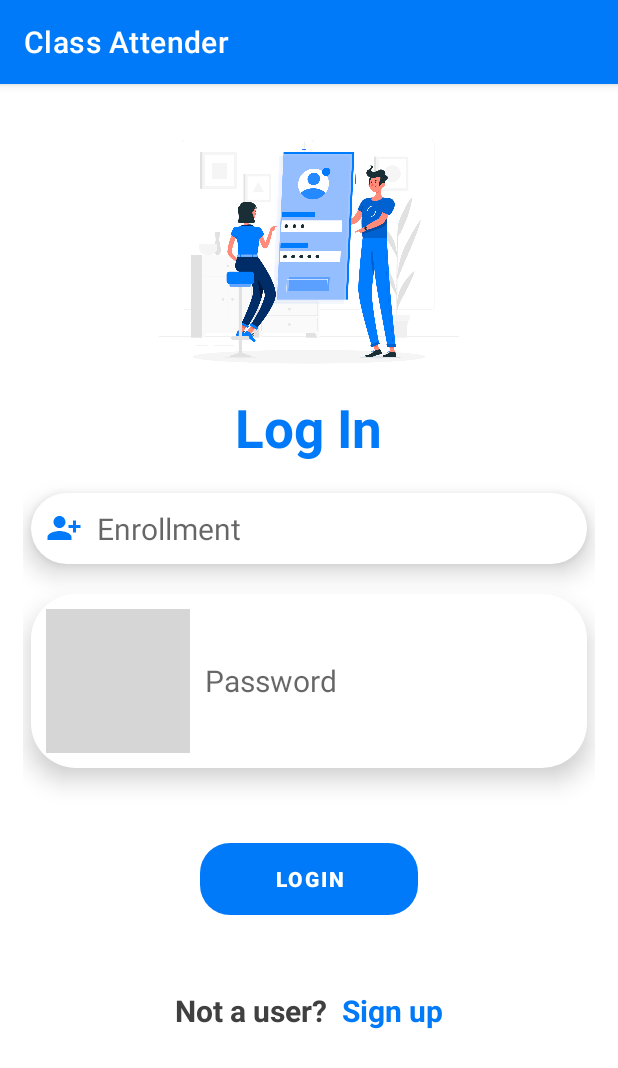
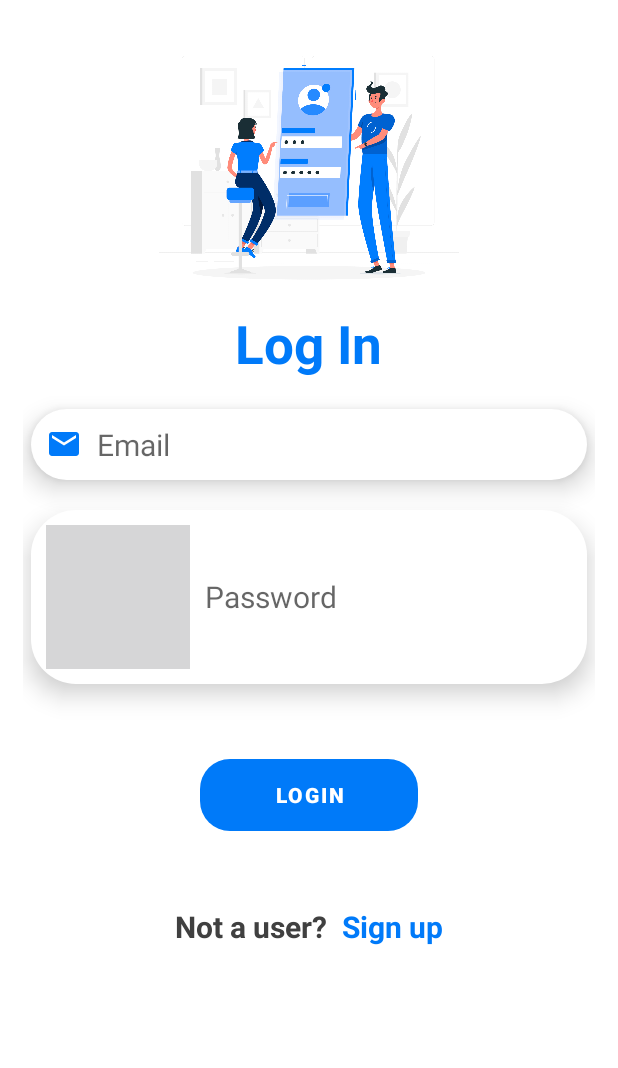
Before and after one commit to HarshRana-404/Class-Attender-07, an Android app: the screen it shows after launch (LoginCA), on a phone screen of 412 x 824 dp. Shown: the top 1068 px of the screen. Run offline under Robolectric (Android 15) with nearby library versions, the phone set to English and light mode, and no system bars; our stand-ins replace Firebase (no records; nobody signed in at launch, a user with empty details on screens opened directly).

Commit message:
Login and Signup Commit

```diff
--- a/app/src/main/java/com/ca/classattender/LoginCA.java
+++ b/app/src/main/java/com/ca/classattender/LoginCA.java
@@ -1,5 +1,6 @@
 package com.ca.classattender;
 
+import androidx.annotation.NonNull;
 import androidx.appcompat.app.AppCompatActivity;
 
 import android.annotation.SuppressLint;
@@ -9,13 +10,19 @@ import android.view.View;
 import android.widget.Button;
 import android.widget.EditText;
 import android.widget.TextView;
+import android.widget.Toast;
+
+import com.google.android.gms.tasks.OnCompleteListener;
+import com.google.android.gms.tasks.Task;
+import com.google.firebase.auth.AuthResult;
+import com.google.firebase.auth.FirebaseAuth;
 
 public class LoginCA extends AppCompatActivity {
 
     TextView tvSignUp;
-    EditText etEnr, etPass;
+    EditText etEmail, etPass;
     Button btnLogIn;
-
+    FirebaseAuth fbAuth = FirebaseAuth.getInstance();
     @SuppressLint("MissingInflatedId")
     @Override
     protected void onCreate(Bundle savedInstanceState) {
@@ -23,7 +30,7 @@ public class LoginCA extends AppCompatActivity {
         setContentView(R.layout.activity_login_ca);
 
         tvSignUp = findViewById(R.id.tv_sign_up);
-        etEnr = findViewById(R.id.et_enr);
+        etEmail = findViewById(R.id.et_email);
         etPass = findViewById(R.id.et_pass);
         btnLogIn = findViewById(R.id.btn_log_in);
 
@@ -34,18 +41,44 @@ public class LoginCA extends AppCompatActivity {
             }
         });
 
+//        startActivity(new Intent(LoginCA.this, MainActivity.class));
+
         btnLogIn.setOnClickListener(new View.OnClickListener() {
             @Override
             public void onClick(View view) {
-                if (etEnr.getText().toString().isEmpty()){
-                    etEnr.setError("Please fill this field!");
+                if (etEmail.getText().toString().isEmpty()){
+                    etEmail.setError("Please fill this field!");
                 }else if (etPass.getText().toString().isEmpty()){
                     etPass.setError("Please fill this field!");
                 }else {
 //                   TODO LOGIN CODE OF FIREBASE
-                    startActivity(new Intent(LoginCA.this, MainActivity.class));
+                    loginUser();
                 }
             }
         });
     }
+
+    private void loginUser() {
+        String usrEmail = etEmail.getText().toString();
+        String usrPass = etPass.getText().toString();
+        fbAuth.signInWithEmailAndPassword(usrEmail, usrPass).addOnCompleteListener(new OnCompleteListener<AuthResult>() {
+            @Override
+            public void onComplete(@NonNull Task<AuthResult> task) {
+                if(task.isSuccessful()){
+                    Toast.makeText(LoginCA.this, "Log In Successful!", Toast.LENGTH_SHORT).show();
+                    startActivity(new Intent(LoginCA.this, MainActivity.class));
+                }else{
+                    Toast.makeText(LoginCA.this, "Log In Failed!", Toast.LENGTH_SHORT).show();
+                }
+            }
+        });
+    }
+
+    @Override
+    protected void onStart() {
+        super.onStart();
+        if(fbAuth.getCurrentUser() != null){
+            startActivity(new Intent(LoginCA.this, MainActivity.class));
+        }
+    }
 }
--- /dev/null
+++ b/app/src/main/res/drawable/email_et_icon.xml
@@ -0,0 +1,5 @@
+<?xml version="1.0" encoding="utf-8"?>
+<selector xmlns:android="http://schemas.android.com/apk/res/android">
+    <item android:state_focused="false" android:drawable="@drawable/ic_email"/>
+    <item android:state_focused="true" android:drawable="@drawable/ic_email_focused"/>
+</selector>
--- /dev/null
+++ b/app/src/main/res/drawable/ic_email.xml
@@ -0,0 +1,5 @@
+<vector android:height="24dp" android:tint="@color/gray"
+    android:viewportHeight="24" android:viewportWidth="24"
+    android:width="24dp" xmlns:android="http://schemas.android.com/apk/res/android">
+    <path android:fillColor="@android:color/white" android:pathData="M20,4L4,4c-1.1,0 -1.99,0.9 -1.99,2L2,18c0,1.1 0.9,2 2,2h16c1.1,0 2,-0.9 2,-2L22,6c0,-1.1 -0.9,-2 -2,-2zM20,8l-8,5 -8,-5L4,6l8,5 8,-5v2z"/>
+</vector>
--- /dev/null
+++ b/app/src/main/res/drawable/ic_email_focused.xml
@@ -0,0 +1,5 @@
+<vector android:height="24dp" android:tint="@color/theme_1"
+    android:viewportHeight="24" android:viewportWidth="24"
+    android:width="24dp" xmlns:android="http://schemas.android.com/apk/res/android">
+    <path android:fillColor="@android:color/white" android:pathData="M20,4L4,4c-1.1,0 -1.99,0.9 -1.99,2L2,18c0,1.1 0.9,2 2,2h16c1.1,0 2,-0.9 2,-2L22,6c0,-1.1 -0.9,-2 -2,-2zM20,8l-8,5 -8,-5L4,6l8,5 8,-5v2z"/>
+</vector>
--- a/app/src/main/res/layout/activity_login_ca.xml
+++ b/app/src/main/res/layout/activity_login_ca.xml
@@ -25,12 +25,11 @@
         android:text="Log In"/>
 
     <EditText
-        android:id="@+id/et_enr"
         style="@style/MyEditText"
-        android:drawableStart="@drawable/enrollment_et_icon"
-        android:hint="Enrollment"
-        android:inputType="number"
-        />
+        android:id="@+id/et_email"
+        android:drawableStart="@drawable/email_et_icon"
+        android:hint="Email"
+        android:inputType="textEmailAddress" />
 
     <EditText
         android:id="@+id/et_pass"
--- a/app/src/main/res/layout/activity_main.xml
+++ b/app/src/main/res/layout/activity_main.xml
@@ -6,7 +6,7 @@
     android:layout_height="match_parent"
     tools:context=".MainActivity">
 
-    <TextView
+    <Button
         android:layout_width="wrap_content"
         android:layout_height="wrap_content"
         android:text="Hello World!"
@@ -14,6 +14,6 @@
         app:layout_constraintEnd_toEndOf="parent"
         app:layout_constraintStart_toStartOf="parent"
         app:layout_constraintTop_toTopOf="parent"
-        android:onClick="goToLogin"/>
+        android:id="@+id/btn_click"/>
 
 </androidx.constraintlayout.widget.ConstraintLayout>
--- a/app/src/main/res/values/themes.xml
+++ b/app/src/main/res/values/themes.xml
@@ -1,6 +1,6 @@
 <resources xmlns:tools="http://schemas.android.com/tools">
     <!-- Base application theme. -->
-    <style name="Theme.ClassAttender" parent="Theme.MaterialComponents.DayNight.DarkActionBar">
+    <style name="Theme.ClassAttender" parent="Theme.MaterialComponents.DayNight.NoActionBar">
         <!-- Primary brand color. -->
         <item name="colorPrimary">@color/theme_1</item>
         <item name="colorPrimaryVariant">@color/theme_1</item>
@@ -25,7 +25,6 @@
         <item name="android:background">@drawable/custom_edittext</item>
         <item name="android:layout_marginTop">20dp</item>
         <item name="android:singleLine">true</item>
-        <item name="android:maxLength">12</item>
         <item name="android:layout_marginHorizontal" tools:targetApi="o">5dp</item>
     </style>
 </resources>
```
Also changed, not shown: app/src/main/AndroidManifest.xml (+6 -3 lines), app/src/main/java/com/ca/classattender/MainActivity.java (+28 -4 lines), app/src/main/java/com/ca/classattender/SignUpCA.java (+46 -5 lines), app/src/main/res/layout/activity_sign_up_ca.xml (+11 -2 lines).
